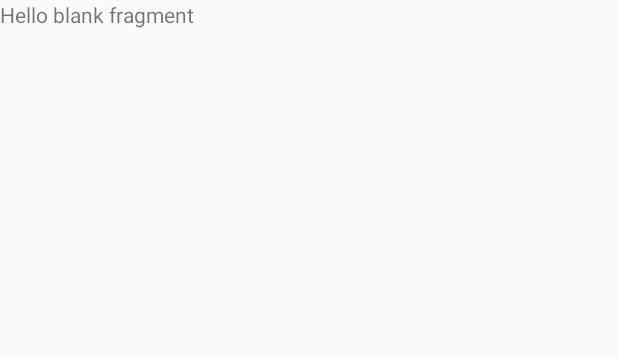
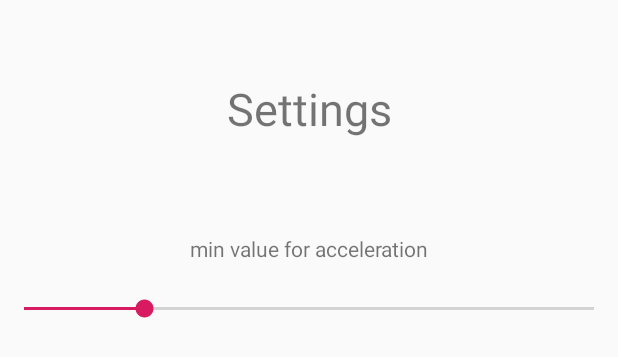
Before and after one commit to VegardSkaansar/virtualball, an Android app: the layout fragment_settings.xml on its own in the app's theme, with its tools: preview values and no code run, on a phone screen of 412 x 824 dp. Shown: the top 357 px of the screen. Run offline under Robolectric (Android 15) with nearby library versions, the phone set to English and light mode, and no system bars.

Commit message:
Settings layout creating a seekbar and textview to show the value

```diff
--- a/app/src/main/res/layout/fragment_settings.xml
+++ b/app/src/main/res/layout/fragment_settings.xml
@@ -1,14 +1,57 @@
 <?xml version="1.0" encoding="utf-8"?>
 <android.support.constraint.ConstraintLayout xmlns:android="http://schemas.android.com/apk/res/android"
+    xmlns:app="http://schemas.android.com/apk/res-auto"
     xmlns:tools="http://schemas.android.com/tools"
     android:layout_width="match_parent"
     android:layout_height="match_parent"
     tools:context=".SettingsFragment">
 
-    <!-- TODO: Update blank fragment layout -->
     <TextView
+        android:id="@+id/txtSettings"
+        android:layout_width="wrap_content"
+        android:layout_height="wrap_content"
+        android:layout_marginStart="8dp"
+        android:layout_marginTop="52dp"
+        android:layout_marginEnd="8dp"
+        android:text="Settings"
+        android:textSize="30dp"
+        app:layout_constraintEnd_toEndOf="parent"
+        app:layout_constraintStart_toStartOf="parent"
+        app:layout_constraintTop_toTopOf="parent" />
+
+    <SeekBar
+        android:id="@+id/seekbar_min_value"
         android:layout_width="match_parent"
-        android:layout_height="match_parent"
-        android:text="@string/hello_blank_fragment" />
+        android:layout_height="wrap_content"
+        android:layout_marginTop="104dp"
+        android:max="200"
+        android:min="10"
+        android:progress="50"
+        app:layout_constraintTop_toBottomOf="@+id/txtSettings"
+        tools:layout_editor_absoluteX="0dp" />
 
+    <TextView
+        android:id="@+id/txt_progress"
+        android:layout_width="wrap_content"
+        android:layout_height="wrap_content"
+        android:layout_marginStart="8dp"
+        android:layout_marginTop="140dp"
+        android:layout_marginEnd="8dp"
+        android:text=""
+        app:layout_constraintEnd_toEndOf="parent"
+        app:layout_constraintHorizontal_bias="0.11"
+        app:layout_constraintStart_toStartOf="parent"
+        app:layout_constraintTop_toTopOf="parent" />
+
+    <TextView
+        android:id="@+id/textView5"
+        android:layout_width="wrap_content"
+        android:layout_height="wrap_content"
+        android:layout_marginStart="8dp"
+        android:layout_marginTop="156dp"
+        android:layout_marginEnd="8dp"
+        android:text="min value for acceleration"
+        app:layout_constraintEnd_toEndOf="parent"
+        app:layout_constraintStart_toStartOf="parent"
+        app:layout_constraintTop_toTopOf="parent" />
 </android.support.constraint.ConstraintLayout>
```
